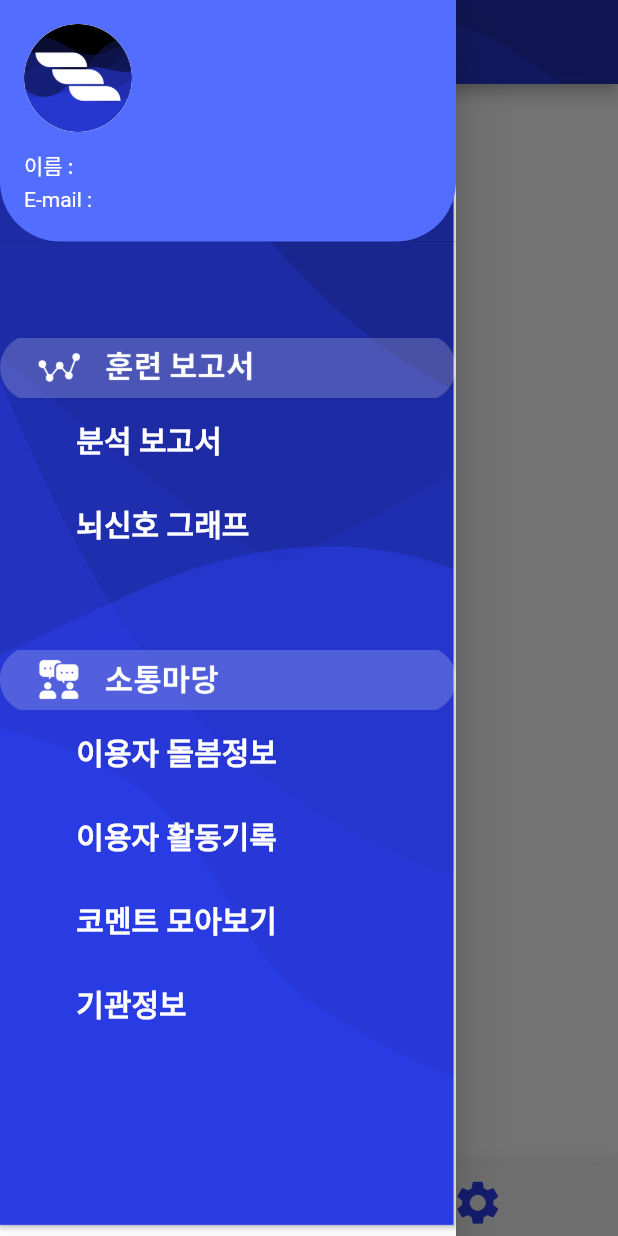
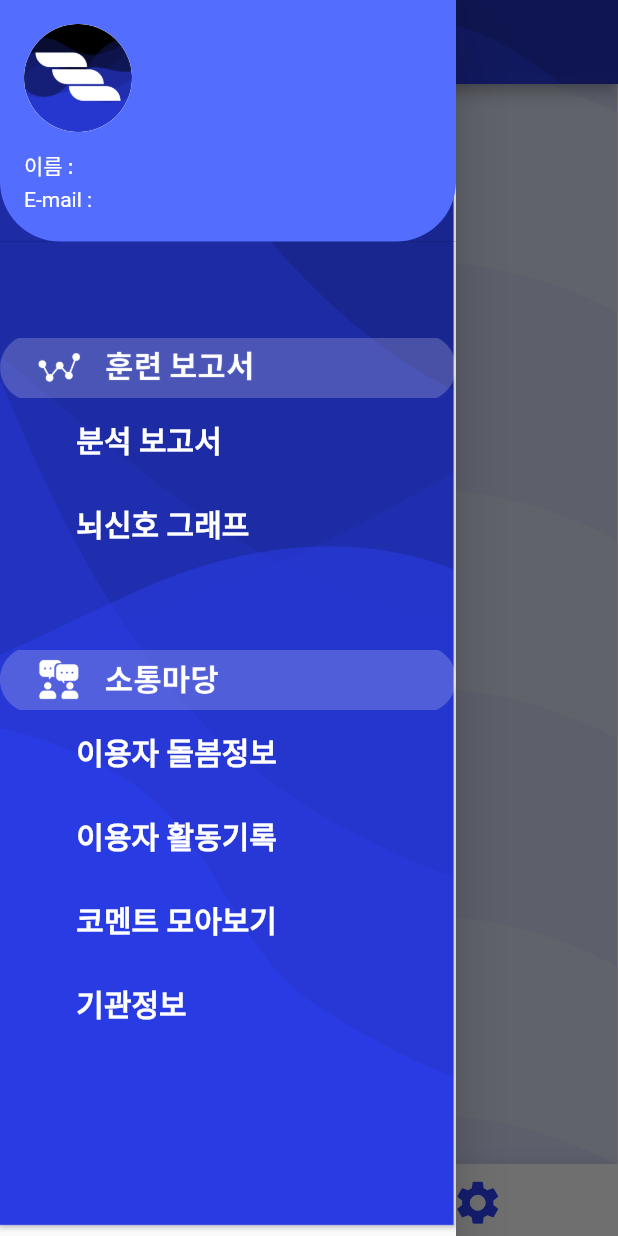
Before and after one commit to jjsskk/aws_frame_account, a Flutter app: the TraningReportPage screen opened directly, with the side drawer open, on a phone screen of 412 x 824 dp. Run offline on Flutter 3.47's test engine with Material 2 defaults, Android fonts, the phone set to English and light mode, and no system bars; our stand-ins replace camera, csv, fl_chart, get, image_picker, modal_progress_hud_nsn and 3 more; missing offline and left inert: age_calculator, amplify_analytics_pinpoint, amplify_api, amplify_auth_cognito, amplify_core, amplify_datastore and 5 more; accounts and stored records are empty.

Commit message:
change desigh

```diff
--- a/lib/communication_service/instituition_info/announcement.dart
+++ b/lib/communication_service/instituition_info/announcement.dart
@@ -143,7 +143,7 @@ class AnnouncementDetailPage extends StatefulWidget {
 class _AnnouncementDetailPageState extends State<AnnouncementDetailPage> {
   final gql = GraphQLController.Obj;
 
-  String title = '', content = '', url = '', image = '';
+  String title = '', content = '', url = '', image = 'loading';
 
   String getYearMonthDay(String dateString) {
     return dateString.substring(0, 10);
--- a/lib/storage/storage_service.dart
+++ b/lib/storage/storage_service.dart
@@ -71,7 +71,7 @@ class StorageService {
     try {
       // 3
       final options = S3UploadFileOptions(
-          accessLevel: StorageAccessLevel.private);
+          accessLevel: StorageAccessLevel.guest);
 
       // 4
       await Amplify.Storage.uploadFile(
--- a/lib/traning record/traning_report.dart
+++ b/lib/traning record/traning_report.dart
@@ -116,7 +116,16 @@ class _TraningReportPageState extends State<TraningReportPage> {
             ),
           ),
         ),
-        body: loading
+        body: Container(
+          height: MediaQuery.of(context).size.height,
+          width: MediaQuery.of(context).size.width,
+          decoration: BoxDecoration(
+            image: DecorationImage(
+              image: AssetImage('image/ui (2).png'),
+              fit: BoxFit.cover,
+            ),
+          ),
+          child: loading
               ? Center(child: CircularProgressIndicator())
               : Center(
                   child: Padding(
@@ -464,13 +473,16 @@ class _TraningReportPageState extends State<TraningReportPage> {
                     ),
                   ),
                 ),
+        ),
         floatingActionButton: FloatingActionButton(
           onPressed: () {},
           tooltip: 'Create',
+          backgroundColor: Colors.transparent,
+          elevation: 0,
           child: CircleAvatar(
             radius: 28,
             backgroundImage: AssetImage('image/ui (14).png'),
-            backgroundColor: Colors.white,
+            backgroundColor: Colors.transparent,
           ),
         ),
         floatingActionButtonLocation: FloatingActionButtonLocation.centerDocked,
```
Also changed, not shown: lib/home/home_page.dart (+13 -14 lines), 1 other file. Lines whose indentation alone changed are shown as unchanged.
